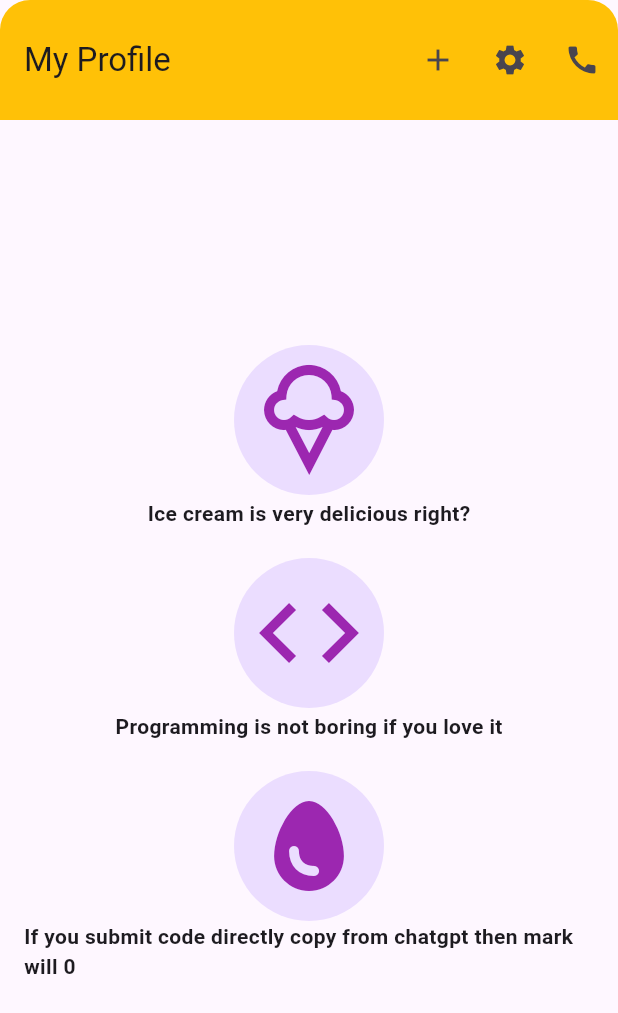
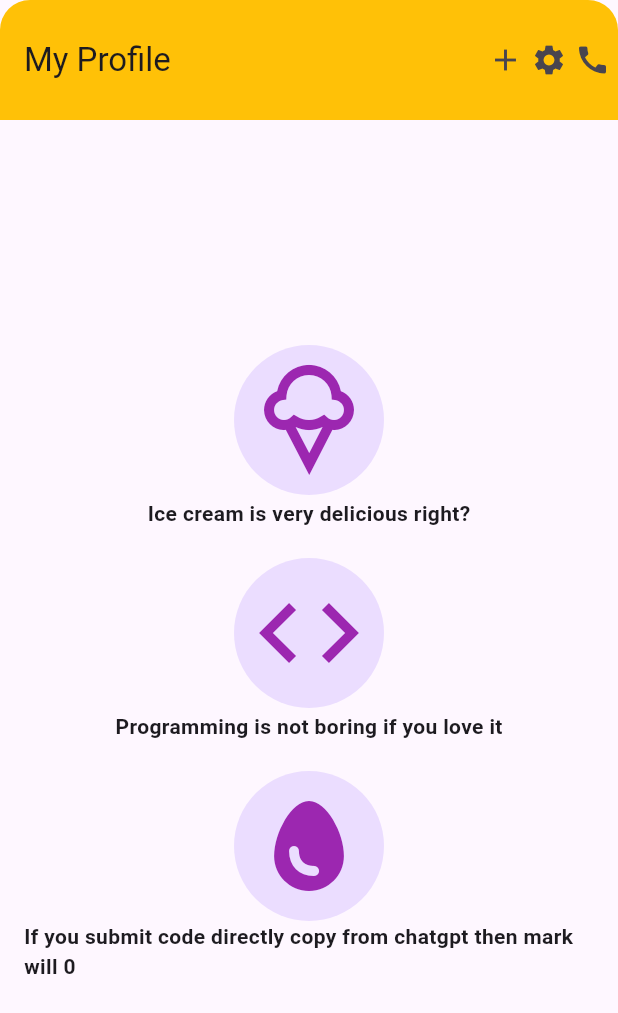
Before and after one commit to razib-00/exam_10, a Flutter app: the screen it shows after launch, on a phone screen of 412 x 824 dp. Shown: the top 1013 px of the screen. Run offline on Flutter 3.47's test engine with Material 3 defaults, Android fonts, the phone set to English and light mode, and no system bars.

Commit message:
Update my_Profile.dart

```diff
--- a/lib/my_Profile.dart
+++ b/lib/my_Profile.dart
@@ -20,22 +20,13 @@ class _MyProfileState extends State<MyProfile> {
                 topLeft: Radius.circular(20),
                 topRight: Radius.circular(20)
             )),
-        actions: [
-          IconButton(onPressed: (){
-
-          },
-              icon: const Icon(Icons.add),
-          ),
-          IconButton(onPressed: (){
-
-          },
-              icon:const Icon(Icons.settings),
-          ),
-          IconButton(onPressed:(){
-
-          },
-              icon:const Icon(Icons.call),
-          )
+       actions: const [
+          Icon(Icons.add),
+          SizedBox(width: 5,),
+          Icon(Icons.settings),
+          SizedBox(width: 5,),
+          Icon(Icons.call),
+          SizedBox(width: 5,)
         ],
       ),
       body: const Padding(
```
